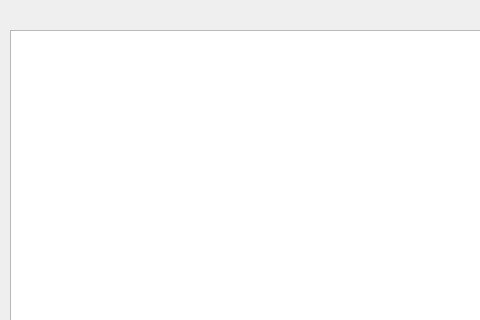
Above: showbody.ui from Cleber-git/textEdit before the change; both pictures show x 0 to 480 and y 0 to 320 of the 1311 by 663 pixel window. Below: the same form after it.
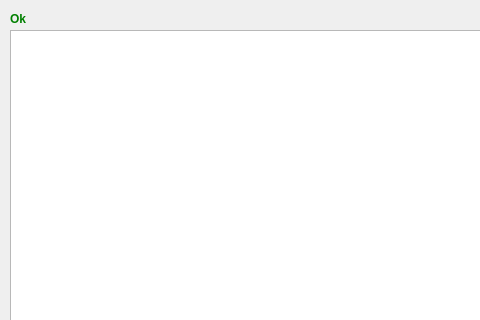
That is the form after the change.

```diff
--- a/showbody.ui
+++ b/showbody.ui
@@ -36,6 +36,24 @@
     <string/>
    </property>
   </widget>
+  <widget class="QLabel" name="lbl_ok">
+   <property name="geometry">
+    <rect>
+     <x>10</x>
+     <y>10</y>
+     <width>21</width>
+     <height>18</height>
+    </rect>
+   </property>
+   <property name="styleSheet">
+    <string notr="true">color: green ;
+font-weight: bold ;
+</string>
+   </property>
+   <property name="text">
+    <string>Ok</string>
+   </property>
+  </widget>
  </widget>
  <resources/>
  <connections/>
```
